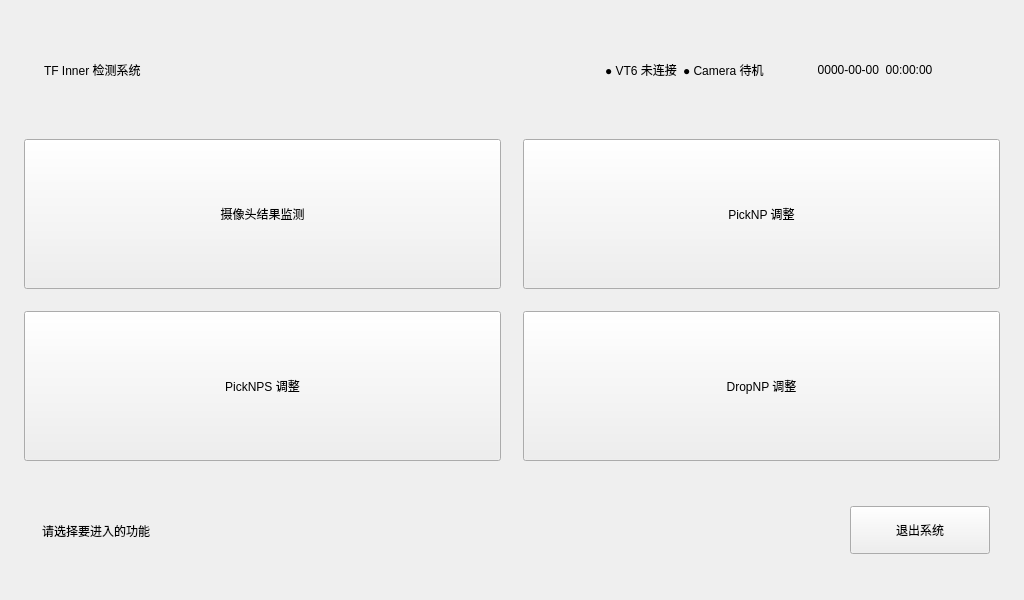
yhe21/tf-inner-gui, file tf_gui/ui/main_menu.ui: the form before one commit.
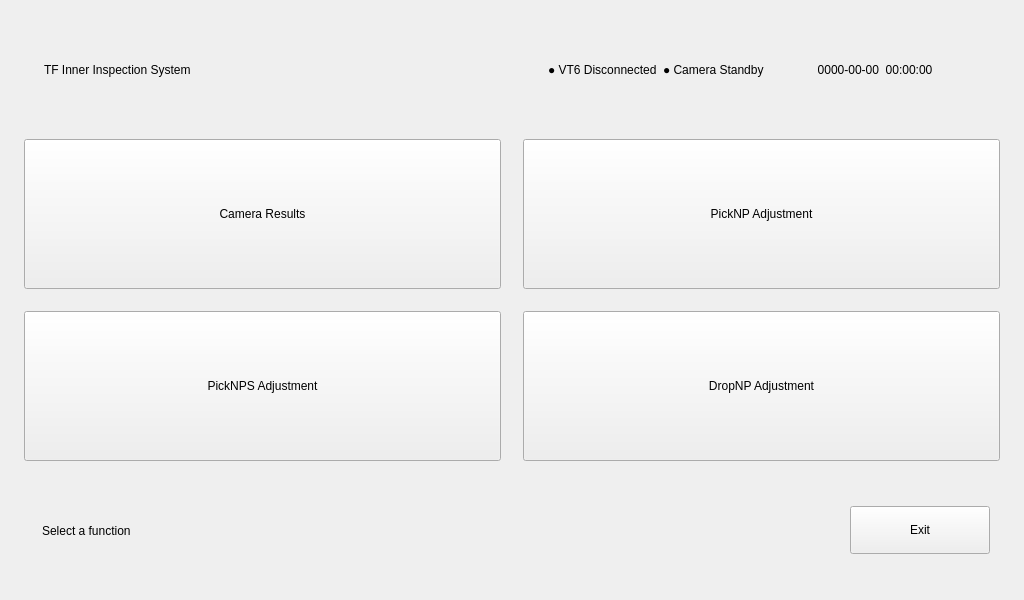
The form after the commit.

Commit message: Release v0.2.0 with English UI and transient captures

```diff
--- a/tf_gui/ui/main_menu.ui
+++ b/tf_gui/ui/main_menu.ui
@@ -63,7 +63,7 @@
        <item>
         <widget class="QLabel" name="lblTitle">
          <property name="text">
-          <string>TF Inner 检测系统</string>
+          <string>TF Inner Inspection System</string>
          </property>
         </widget>
        </item>
@@ -86,7 +86,7 @@
           <bool>false</bool>
          </property>
          <property name="text">
-          <string>● VT6 未连接</string>
+          <string>● VT6 Disconnected</string>
          </property>
         </widget>
        </item>
@@ -96,7 +96,7 @@
           <bool>false</bool>
          </property>
          <property name="text">
-          <string>● Camera 待机</string>
+          <string>● Camera Standby</string>
          </property>
         </widget>
        </item>
@@ -139,7 +139,7 @@
          <bool>true</bool>
         </property>
         <property name="text">
-         <string>摄像头结果监测</string>
+         <string>Camera Results</string>
         </property>
        </widget>
       </item>
@@ -155,7 +155,7 @@
          <bool>true</bool>
         </property>
         <property name="text">
-         <string>PickNP 调整</string>
+         <string>PickNP Adjustment</string>
         </property>
        </widget>
       </item>
@@ -171,7 +171,7 @@
          <bool>true</bool>
         </property>
         <property name="text">
-         <string>PickNPS 调整</string>
+         <string>PickNPS Adjustment</string>
         </property>
        </widget>
       </item>
@@ -187,7 +187,7 @@
          <bool>true</bool>
         </property>
         <property name="text">
-         <string>DropNP 调整</string>
+         <string>DropNP Adjustment</string>
         </property>
        </widget>
       </item>
@@ -214,7 +214,7 @@
        <item>
         <widget class="QLabel" name="lblFooter">
          <property name="text">
-          <string>请选择要进入的功能</string>
+          <string>Select a function</string>
          </property>
         </widget>
        </item>
@@ -240,7 +240,7 @@
           </size>
          </property>
          <property name="text">
-          <string>退出系统</string>
+          <string>Exit</string>
          </property>
         </widget>
        </item>
```
Left out of the diff: 2 changed lines with no effect on the pictures. The commit also changes 7 other files.
